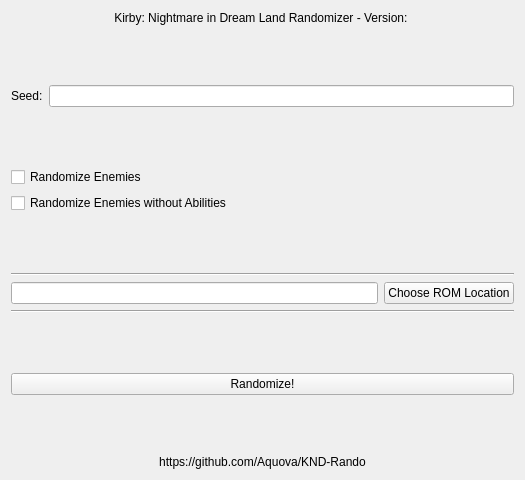
Before: the Qt Designer form src/mainwindow.ui in aquova/KNDL-Rando, drawn with Qt 5.
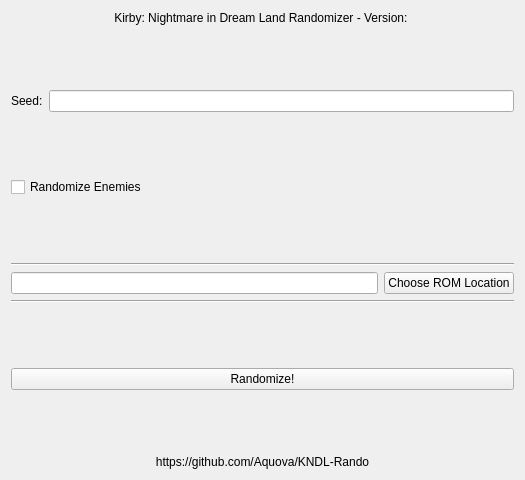
After: the same form once the commit is applied.

Patch:
```diff
--- a/src/mainwindow.ui
+++ b/src/mainwindow.ui
@@ -72,19 +72,6 @@
       </property>
      </widget>
     </item>
-    <item>
-     <widget class="QCheckBox" name="noAbilityCheck">
-      <property name="toolTip">
-       <string/>
-      </property>
-      <property name="statusTip">
-       <string/>
-      </property>
-      <property name="text">
-       <string>Randomize Enemies without Abilities</string>
-      </property>
-     </widget>
-    </item>
     <item>
      <spacer name="verticalSpacer_4">
       <property name="orientation">
@@ -166,7 +153,7 @@
     <item>
      <widget class="QLabel" name="urlLabel">
       <property name="text">
-       <string>https://github.com/Aquova/KND-Rando</string>
+       <string>https://github.com/Aquova/KNDL-Rando</string>
       </property>
       <property name="alignment">
        <set>Qt::AlignCenter</set>
```
Left out of the diff: 2 changed lines with no effect on the pictures.
